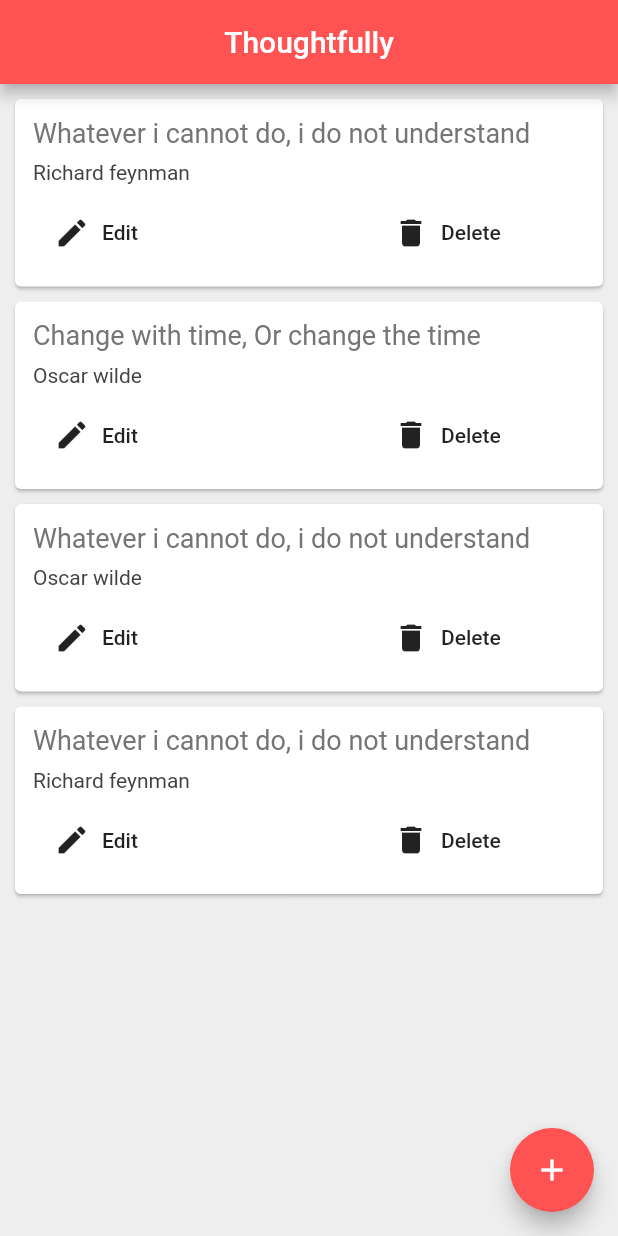
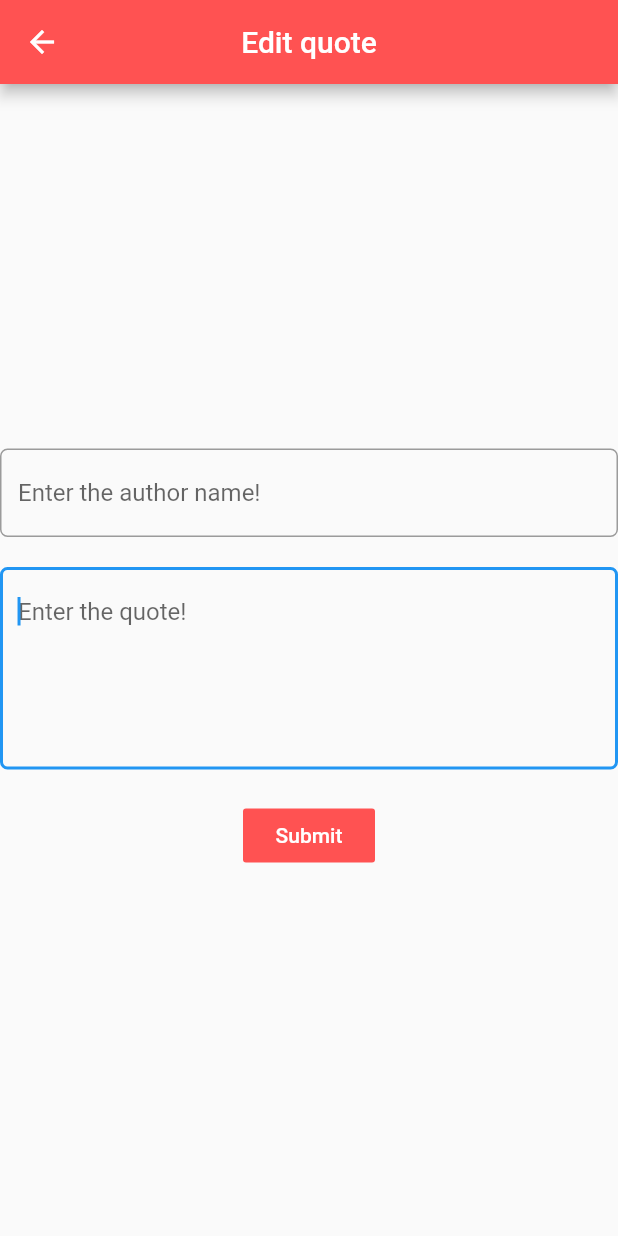
Before and after one commit to galanteria01/thoughtfully_quote_keeper, a Flutter app: the screen it shows after launch, after a tap on "Edit", on a phone screen of 412 x 824 dp. Run offline on Flutter 3.47's test engine with Material 2 defaults, Android fonts, the phone set to English and light mode, and no system bars.

Commit message:
Added edit function

```diff
--- /dev/null
+++ b/lib/editQuote.dart
@@ -0,0 +1,72 @@
+import 'package:flutter/material.dart';
+
+class EditQuote extends StatefulWidget {
+  @override
+  _EditQuoteState createState() => _EditQuoteState();
+}
+
+class _EditQuoteState extends State<EditQuote> {
+  String author;
+  String quote;
+  @override
+  Widget build(BuildContext context) {
+    return Scaffold(
+      appBar: AppBar(
+        title: Text("Edit quote"),
+        centerTitle: true,
+        backgroundColor: Colors.redAccent,
+      ),
+      body: Column(
+        mainAxisAlignment: MainAxisAlignment.center,
+        children: <Widget>[
+
+          TextField(
+            maxLines: 1,
+            onChanged: (text) {
+              author = text;
+            },
+            decoration: InputDecoration(
+
+              border: OutlineInputBorder(
+                borderRadius: BorderRadius.circular(5.0),
+              ),
+              hintText:"Enter the author name!",
+            ),
+
+          ),
+          SizedBox(height: 20.0,),
+          TextField(
+            onChanged: (text) {
+              quote = text;
+            },
+            autofocus: true,
+            maxLines: 5,
+            decoration: InputDecoration(
+                hoverColor: Colors.white,
+                border: OutlineInputBorder(
+                  borderRadius: BorderRadius.circular(5.0),
+                ),
+                hintText: "Enter the quote!"
+            ),
+
+          ),
+          SizedBox(height: 20.0,),
+          FlatButton(
+              onPressed: () {
+                Navigator.pop(context,{
+                  'author': author,
+                  'quote':quote,
+                });
+              },
+              color: Colors.redAccent,
+
+              child: Text("Submit",
+                style: TextStyle(
+                  color: Colors.white,
+
+                ),))
+        ],
+      ),
+    );;
+  }
+}
--- a/lib/main.dart
+++ b/lib/main.dart
@@ -1,7 +1,6 @@
 import 'package:data_learn/Quote.dart';
+import 'package:data_learn/editQuote.dart';
 import 'package:flutter/material.dart';
-import 'package:flutter/rendering.dart';
-
 import 'AddQuote.dart';
 import 'QuoteCard.dart';
 
@@ -12,6 +11,7 @@ void main() {
     routes: {
       '/': (context) => Quotes(),
       '/add': (context) => AddQuote(),
+      '/edit':(context) =>EditQuote(),
     },
 
   ));
@@ -55,7 +55,9 @@ class _QuotesState extends State<Quotes> {
               });
         },
           edit: () {
+              Navigator.pushNamed(context, '/edit');
               setState(() {
+
                 quotes.add(quote);
               });
           }
```
